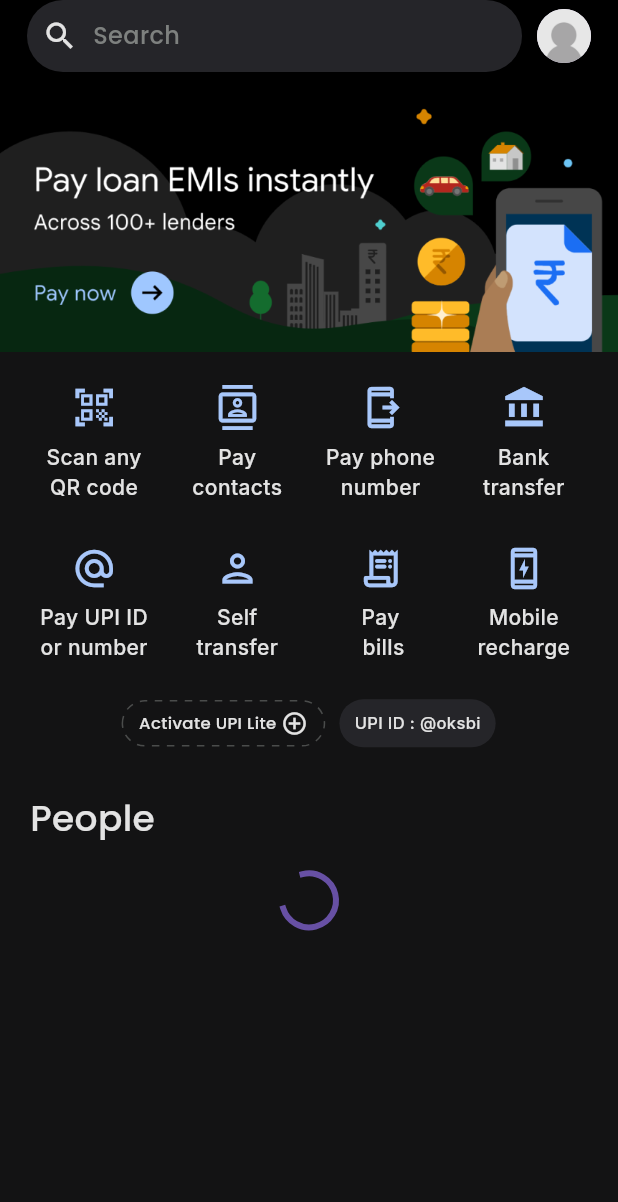
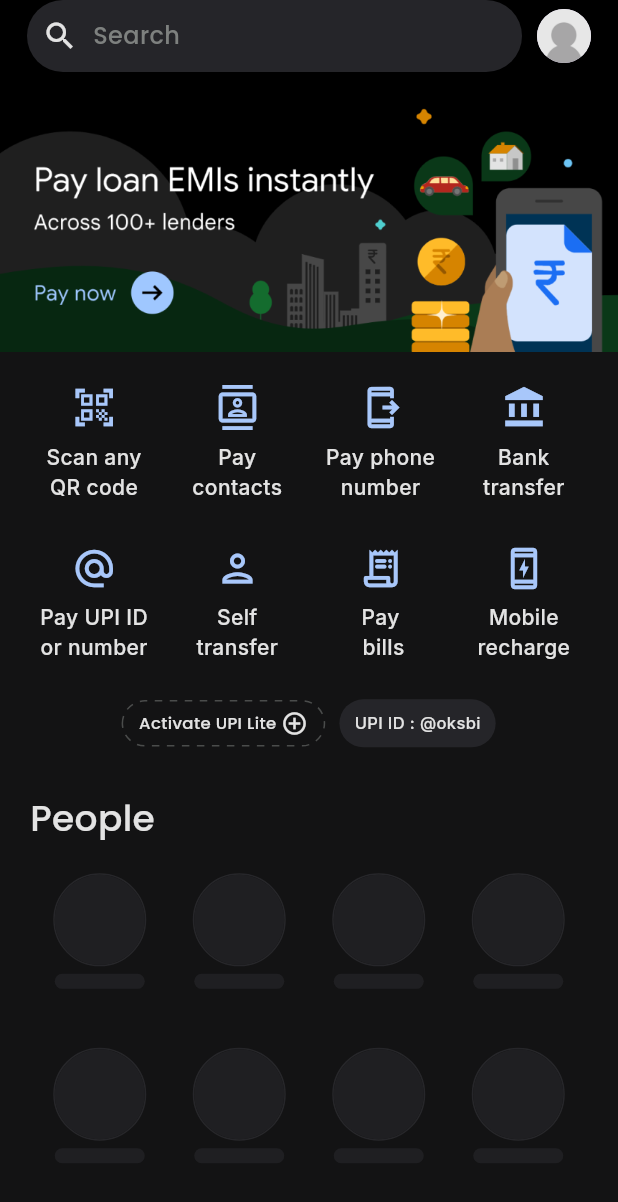
Before and after one commit to ab-h-i-n/GPayClone, a Flutter app: the HomeScreen screen opened by its route, on a phone screen of 412 x 824 dp. Shown: the top 1202 px of the screen. Run offline on Flutter 3.47's test engine with Material 3 defaults, Android fonts, the light colour scheme and no system bars; drawn by our look-alikes of dotted_border; our stand-ins replace firebase_auth, firebase_core, flutter_contacts, flutter_riverpod, google_fonts, google_sign_in and 2 more; accounts and stored records are empty.

Commit message:
add loading animation for the peoples

```diff
--- a/gpay/lib/widgets/peoples_section.dart
+++ b/gpay/lib/widgets/peoples_section.dart
@@ -12,13 +12,31 @@ class PeoplesSection extends StatefulWidget {
   State<PeoplesSection> createState() => _PeoplesSectionState();
 }
 
-class _PeoplesSectionState extends State<PeoplesSection> {
+class _PeoplesSectionState extends State<PeoplesSection>
+    with SingleTickerProviderStateMixin {
   List<Contact> userContacts = [];
+  late AnimationController _controller;
+  late Animation<double> _animation;
 
   @override
   void initState() {
     super.initState();
     _fetchUserContacts();
+
+    // Initialize the animation controller
+    _controller = AnimationController(
+      vsync: this,
+      duration: const Duration(milliseconds: 800),
+    )..repeat(reverse: true); // Repeat the animation in a loop
+
+    // Define the animation (opacity)
+    _animation = Tween<double>(begin: 0.5, end: 1.0).animate(_controller);
+  }
+
+  @override
+  void dispose() {
+    _controller.dispose(); // Dispose the controller when not needed
+    super.dispose();
   }
 
   Future<void> _fetchUserContacts() async {
@@ -42,10 +60,33 @@ class _PeoplesSectionState extends State<PeoplesSection> {
         userContacts = contactsWithPhoto
           ..sort((a, b) => a.displayName.compareTo(b.displayName));
       });
-      print(userContacts);
     } else {
       debugPrint("Permission Denied!");
     }
+  }
+
+  Color generateRandomSimilarColor() {
+    // Base color in RGB (7E57C2)
+    const Color baseColor = Color(0xFF7E57C2);
+
+    // Convert base color to HSL
+    final HSLColor hslColor = HSLColor.fromColor(baseColor);
+
+    // Extract hue, saturation, and lightness
+    double saturation = hslColor.saturation;
+    double lightness = hslColor.lightness;
+
+    // Random generator
+    final Random random = Random();
+
+    // Generate a random hue (0-360 degrees)
+    double randomHue = random.nextDouble() * 360;
+
+    // Create a new color with the same saturation and lightness but a different hue
+    HSLColor newHslColor = HSLColor.fromAHSL(1.0, randomHue, saturation, lightness);
+
+    // Convert back to Color
+    return newHslColor.toColor();
   }
 
   @override
@@ -66,7 +107,51 @@ class _PeoplesSectionState extends State<PeoplesSection> {
           ),
           const SizedBox(height: 20),
           userContacts.isEmpty
-              ? const Center(child: CircularProgressIndicator())
+              ? SizedBox(
+                  height: 250,
+                  child: GridView.builder(
+                    physics: const NeverScrollableScrollPhysics(),
+                    gridDelegate:
+                        const SliverGridDelegateWithFixedCrossAxisCount(
+                      crossAxisCount: 4,
+                      childAspectRatio: 0.8,
+                    ),
+                    itemCount: 8,
+                    itemBuilder: (context, index) {
+                      return FadeTransition(
+                        opacity: _animation,
+                        child: Column(
+                          children: [
+                            Container(
+                              decoration: BoxDecoration(
+                                shape: BoxShape.circle,
+                                border: Border.all(
+                                  color: const Color.fromARGB(255, 48, 48, 52),
+                                  width: 1,
+                                ),
+                              ),
+                              child: CircleAvatar(
+                                radius: 30,
+                                backgroundColor: AppColors.serachBarColor,
+                                backgroundImage: null,
+                                child: null,
+                              ),
+                            ),
+                            const SizedBox(height: 5),
+                            Container(
+                              width: 60,
+                              height: 10,
+                              decoration: BoxDecoration(
+                                color: AppColors.serachBarColor,
+                                borderRadius: BorderRadius.circular(20),
+                              ),
+                            ),
+                          ],
+                        ),
+                      );
+                    },
+                  ),
+                )
               : SizedBox(
                   height: 250,
                   child: GridView.builder(
@@ -89,8 +174,7 @@ class _PeoplesSectionState extends State<PeoplesSection> {
                                 decoration: BoxDecoration(
                                   shape: BoxShape.circle,
                                   border: Border.all(
-                                    color:
-                                        const Color.fromARGB(255, 48, 48, 52),
+                                    color: const Color.fromARGB(255, 48, 48, 52),
                                     width: 1,
                                   ),
                                 ),
@@ -171,29 +255,3 @@ class _PeoplesSectionState extends State<PeoplesSection> {
     );
   }
 }
-
-Color generateRandomSimilarColor() {
-  // Base color in RGB (7E57C2)
-  const Color baseColor = Color(0xFF7E57C2);
-
-  // Convert base color to HSL
-  final HSLColor hslColor = HSLColor.fromColor(baseColor);
-
-  // Extract hue, saturation, and lightness
-  double hue = hslColor.hue;
-  double saturation = hslColor.saturation;
-  double lightness = hslColor.lightness;
-
-  // Random generator
-  final Random random = Random();
-
-  // Generate a random hue (0-360 degrees)
-  double randomHue = random.nextDouble() * 360;
-
-  // Create a new color with the same saturation and lightness but a different hue
-  HSLColor newHslColor =
-      HSLColor.fromAHSL(1.0, randomHue, saturation, lightness);
-
-  // Convert back to Color
-  return newHslColor.toColor();
-}
```
Also changed, not shown: 4 other files.
